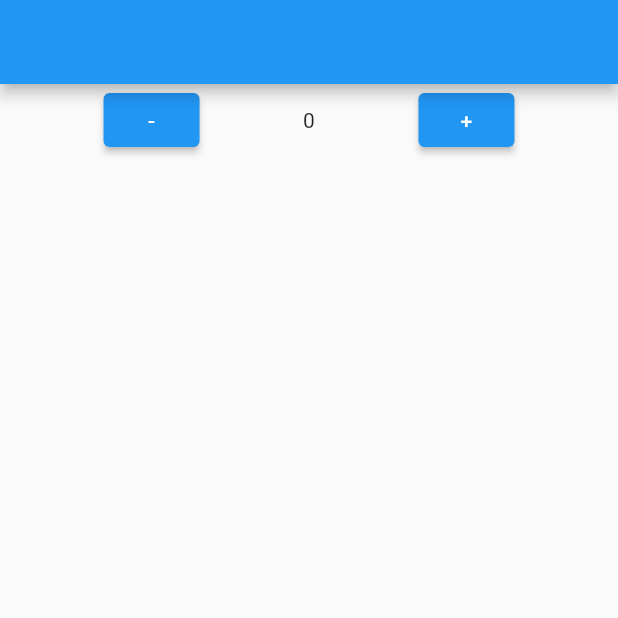
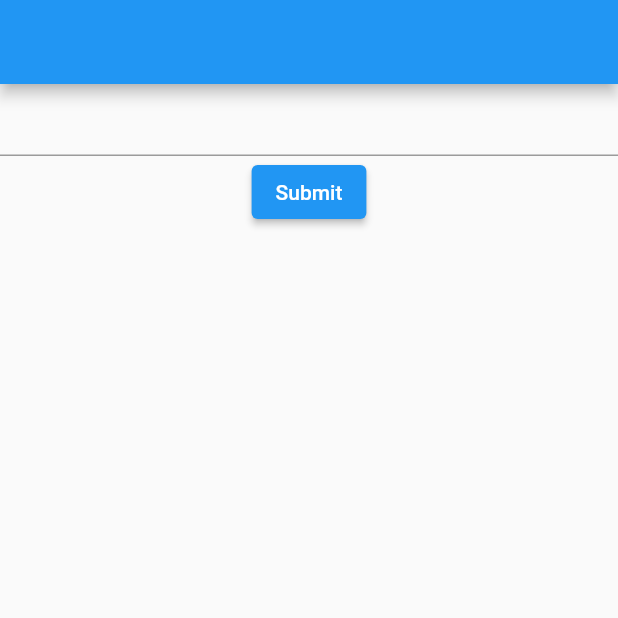
Before and after one commit to anshjikadra/blocdemo, a Flutter app: the screen it shows after launch, on a phone screen of 412 x 824 dp, the top half of it. Run offline on Flutter 3.47's test engine with Material 2 defaults, Android fonts, the phone set to English and light mode, and no system bars; our stand-ins replace bloc, flutter_bloc, google_mobile_ads, native_ads_flutter; missing offline and left inert: a package.

Commit message:
Initial commit

```diff
--- a/lib/main.dart
+++ b/lib/main.dart
@@ -3,6 +3,7 @@ import 'dart:io';
 import 'package:flutter/material.dart';
 import 'package:google_mobile_ads/google_mobile_ads.dart';
 import 'package:googleads/second.dart';
+import 'package:googleads/textbloc/textbloc_view.dart';
 import 'package:native_ads_flutter/native_ads.dart';
 
 import 'demo/demo_view.dart';
@@ -11,7 +12,7 @@ void main() {
   WidgetsFlutterBinding.ensureInitialized();
   MobileAds.instance.initialize();
   runApp(MaterialApp(
-    home: DemoPage(),
+    home: TextblocPage(),
   ));
 }
 
--- /dev/null
+++ b/lib/textbloc/textbloc_bloc.dart
@@ -0,0 +1,19 @@
+import 'package:bloc/bloc.dart';
+
+import 'textbloc_event.dart';
+import 'textbloc_state.dart';
+
+class TextblocBloc extends Bloc<TextblocEvent, String> {
+  TextblocBloc() : super("") {
+    on<InitEvent>((event, emit) {
+      emit("");
+    },);
+    on<getdata>((event, emit) {
+      emit("${event.str}");
+    },);
+
+
+  }
+
+
+}
--- /dev/null
+++ b/lib/textbloc/textbloc_event.dart
@@ -0,0 +1,7 @@
+abstract class TextblocEvent {}
+
+class InitEvent extends TextblocEvent {}
+class getdata extends TextblocEvent{
+  String str;
+  getdata(this.str);
+}
--- /dev/null
+++ b/lib/textbloc/textbloc_view.dart
@@ -0,0 +1,38 @@
+import 'package:flutter/material.dart';
+import 'package:flutter_bloc/flutter_bloc.dart';
+
+import 'textbloc_bloc.dart';
+import 'textbloc_event.dart';
+import 'textbloc_state.dart';
+
+class TextblocPage extends StatelessWidget {
+  @override
+  Widget build(BuildContext context) {
+    return BlocProvider(
+      create: (BuildContext context) => TextblocBloc()..add(InitEvent()),
+      child: Builder(builder: (context) => _buildPage(context)),
+    );
+  }
+
+  TextEditingController t1=TextEditingController();
+
+  Widget _buildPage(BuildContext context) {
+    final bloc = BlocProvider.of<TextblocBloc>(context);
+
+    return Scaffold(
+      appBar: AppBar(),
+      body: Column(
+        children: [
+          TextField(controller: t1,),
+          ElevatedButton(onPressed: () {
+            String str=t1.text;
+            bloc.add(getdata(str));
+          }, child: Text("Submit")),
+          BlocBuilder<TextblocBloc,String>(builder: (context, state) {
+            return Text("$state");
+          },)
+        ],
+      ),
+    );
+  }
+}
```
Also changed, not shown: lib/textbloc/textbloc_state.dart (added, +9 -0 lines).
